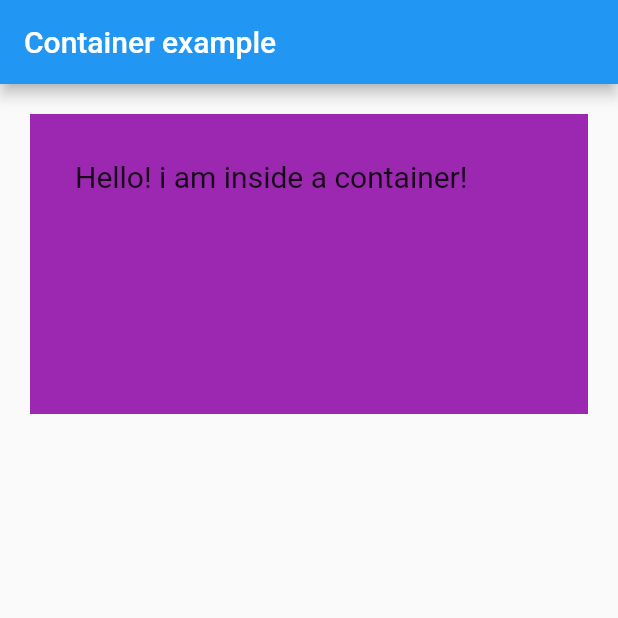
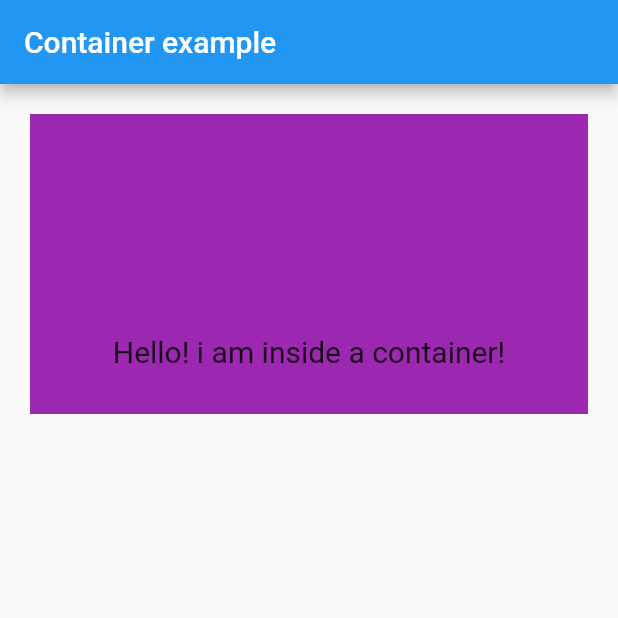
Before and after one commit to ashishvartak/expt2, a Flutter app: the screen it shows after launch, on a phone screen of 412 x 824 dp, the top half of it. Run offline on Flutter 3.47's test engine with Material 2 defaults, Android fonts, the phone set to English and light mode, and no system bars.

Commit message:
ContainerAlignment

```diff
--- a/expt2/lib/main.dart
+++ b/expt2/lib/main.dart
@@ -1,6 +1,6 @@
 import 'package:flutter/material.dart';
 
-//This Example is for demonstrating padding property of Container
+//This Example is for demonstrating alignment property of Container
 void main() => runApp(MyApp());
 
 class MyApp extends StatelessWidget {
@@ -15,6 +15,7 @@ class MyApp extends StatelessWidget {
           height: 200,
           width: double.infinity,
           color: Colors.purple,
+          alignment: Alignment.bottomCenter,
           margin: EdgeInsets.all(20),
           padding: EdgeInsets.all(30),
           child: Text("Hello! i am inside a container!",
```
